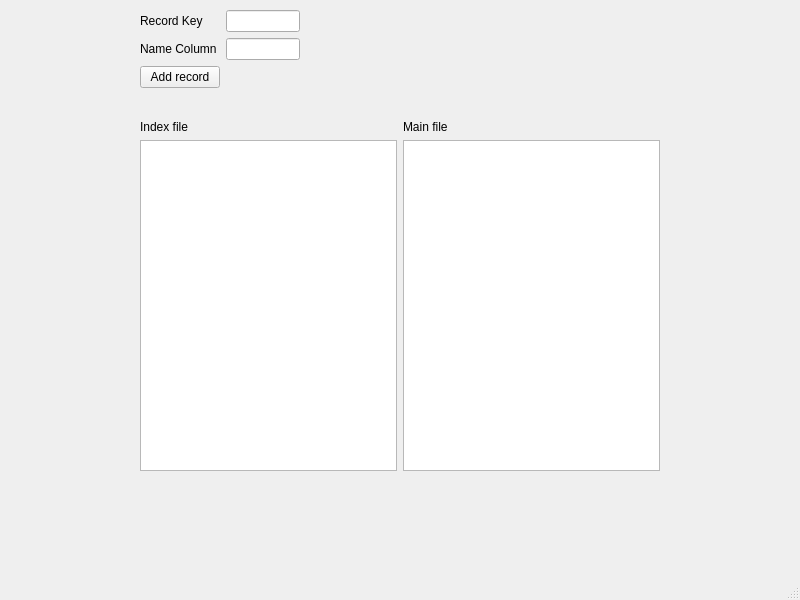
First picture: the form in mainwindow.ui, repository dutov-ivan/lab-pa-4, before the edit.
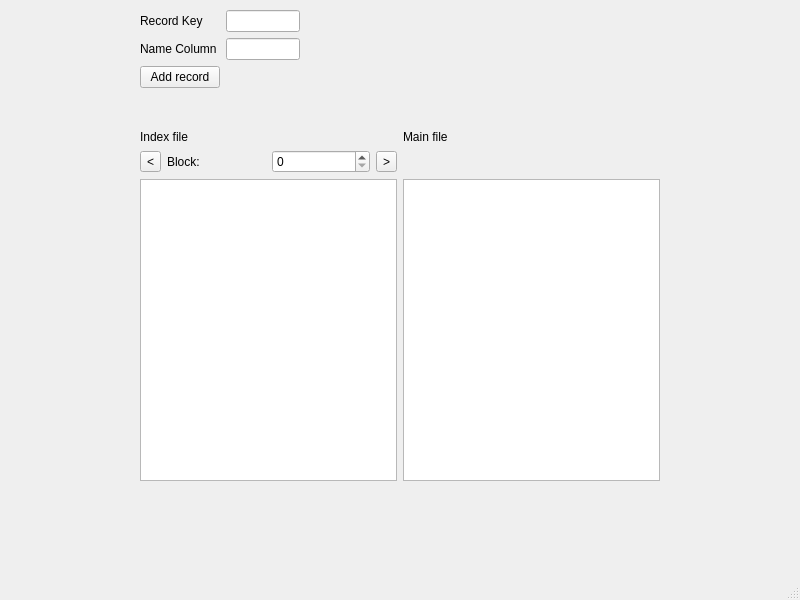
Second picture: the form after the edit.

Patch:
```diff
--- a/mainwindow.ui
+++ b/mainwindow.ui
@@ -53,16 +53,19 @@
      </item>
     </layout>
    </widget>
-   <widget class="QWidget" name="">
+   <widget class="QWidget" name="layoutWidget">
     <property name="geometry">
      <rect>
       <x>140</x>
-      <y>120</y>
+      <y>130</y>
       <width>520</width>
       <height>351</height>
      </rect>
     </property>
     <layout class="QGridLayout" name="gridLayout">
+     <item row="2" column="0">
+      <widget class="QTableView" name="indexView"/>
+     </item>
      <item row="0" column="0">
       <widget class="QLabel" name="indexLabel">
        <property name="text">
@@ -70,6 +73,9 @@
        </property>
       </widget>
      </item>
+     <item row="2" column="1">
+      <widget class="QTableView" name="mainView"/>
+     </item>
      <item row="0" column="1">
       <widget class="QLabel" name="mainLabel">
        <property name="text">
@@ -78,10 +84,32 @@
       </widget>
      </item>
      <item row="1" column="0">
-      <widget class="QTableView" name="indexView"/>
-     </item>
-     <item row="1" column="1">
-      <widget class="QTableView" name="mainView"/>
+      <layout class="QHBoxLayout" name="horizontalLayout">
+       <item>
+        <widget class="QToolButton" name="backButton">
+         <property name="text">
+          <string>&lt;</string>
+         </property>
+        </widget>
+       </item>
+       <item>
+        <widget class="QLabel" name="blockLabel">
+         <property name="text">
+          <string>Block:</string>
+         </property>
+        </widget>
+       </item>
+       <item>
+        <widget class="QSpinBox" name="pageSpinBox"/>
+       </item>
+       <item>
+        <widget class="QToolButton" name="forwardButton">
+         <property name="text">
+          <string>&gt;</string>
+         </property>
+        </widget>
+       </item>
+      </layout>
      </item>
     </layout>
    </widget>
```
